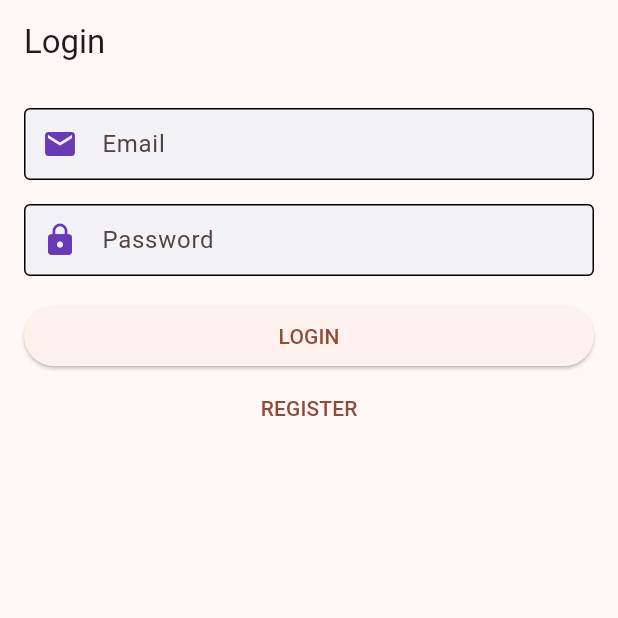
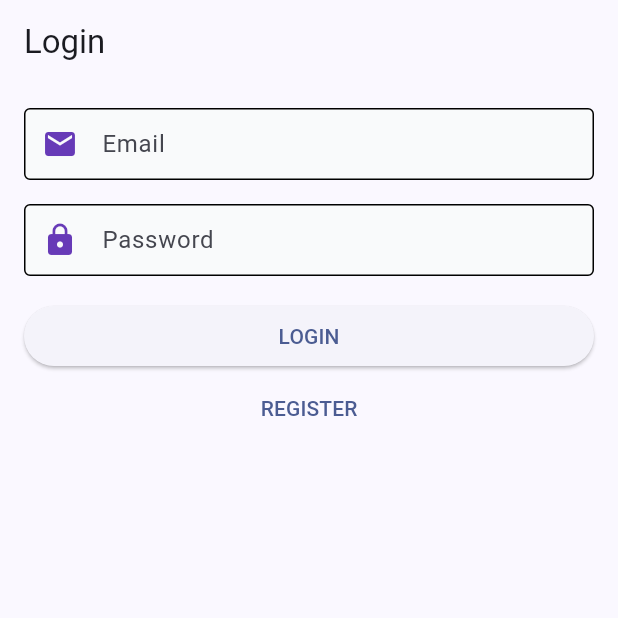
Before and after one commit to vastellorde/my_messenger, a Flutter app: the screen it shows after launch, on a phone screen of 412 x 824 dp, the top half of it. Run offline on Flutter 3.47's test engine with Material 3 defaults, Android fonts, the light colour scheme and no system bars; our stand-ins replace auto_route, cloud_firestore, dio, firebase_auth, firebase_core, flutter_bloc and 6 more; missing offline and left inert: talker_bloc_logger, talker_dio_logger, theme_tailor_annotation; accounts and stored records are empty; generated files the repository leaves out were written again; statements that could not run were skipped.

Commit message:
feat(my_messenger): init theme

```diff
--- a/lib/app/app.dart
+++ b/lib/app/app.dart
@@ -4,8 +4,10 @@ import 'package:flutter/material.dart';
 import 'package:flutter_bloc/flutter_bloc.dart';
 import 'package:get_it/get_it.dart';
 import 'package:my_messenger/app/router/router.dart';
-import 'package:my_messenger/app/theme/app_colors.dart';
+import 'package:my_messenger/app/theme/app_theme_data.dart';
+import 'package:my_messenger/app/theme/app_theme_notifier.dart';
 import 'package:my_messenger/features/profile/presentation/state/profile_bloc.dart';
+import 'package:provider/provider.dart';
 import 'package:talker_flutter/talker_flutter.dart';
 
 class App extends StatelessWidget {
@@ -13,43 +15,17 @@ class App extends StatelessWidget {
 
   @override
   Widget build(BuildContext context) {
-    return BlocProvider<ProfileBloc>(
+    return ChangeNotifierProvider(
+      create: (_) => AppThemeNofifier(),
+      child: BlocProvider<ProfileBloc>(
         create: (context) => GetIt.I.get()..add(const ProfileEvent.init()),
         lazy: false,
-      child: MaterialApp.router(
-        theme: ThemeData(
-            colorScheme: ColorScheme.fromSeed(
-              seedColor: AppColors.primary,
-              secondary: AppColors.secondary,
-              background: AppColors.background,
-            ),
-            inputDecorationTheme: InputDecorationTheme(
-              fillColor: AppColors.background,
-              filled: true,
-              contentPadding:
-                  const EdgeInsets.symmetric(vertical: 12, horizontal: 14),
-              border: OutlineInputBorder(
-                borderRadius: BorderRadius.circular(30),
-                borderSide: const BorderSide(
-                    width: 1,
-                    color: AppColors.background,
-                    style: BorderStyle.none),
-              ),
-              enabledBorder: OutlineInputBorder(
-                borderRadius: BorderRadius.circular(30),
-                borderSide: const BorderSide(
-                    width: 0,
-                    color: AppColors.background,
-                    style: BorderStyle.none),
-              ),
-              focusedBorder: OutlineInputBorder(
-                borderRadius: BorderRadius.circular(30),
-                borderSide: const BorderSide(
-                    width: 0,
-                    color: AppColors.background,
-                    style: BorderStyle.none),
-              ),
-            )),
+        child: Consumer<AppThemeNofifier>(
+          builder: (context, theme, _) {
+            return MaterialApp.router(
+              themeMode: theme.mode,
+              theme: AppThemeData.light,
+              darkTheme: AppThemeData.dark,
               routerConfig: GetIt.I.get<AppRouter>().config(
                     navigatorObservers: () => [
                       TalkerRouteObserver(
@@ -60,6 +36,9 @@ class App extends StatelessWidget {
                       FirebaseAuth.instance.userChanges().distinct(),
                     ),
                   ),
+            );
+          },
+        ),
       ),
     );
   }
--- a/lib/app/theme/app_colors.dart
+++ b/lib/app/theme/app_colors.dart
@@ -1,9 +1,11 @@
 import 'package:flutter/material.dart';
 
 abstract final class AppColors {
-  static const primary = Color(0xFFFF5500);
-  static const secondary = Color(0xFFA5F469);
-  static const gray = Color(0xFF8F8F8F);
-  static const black = Color(0xFF0D0B0C);
-  static const background = Color(0xFFF3F3F7);
+  static const primary = Color(0xFF005ff9);
+  static const secondary = Color(0xFFa5f469);
+  static const white = Colors.white;
+  static const gray = Color(0xFFb0b0b0);
+  static const black = Color(0xFF19191a);
+  static const background = Color(0xFFf9fafb);
+  static const graySecondary = Color(0xFFeff1f4);
 }
--- /dev/null
+++ b/lib/app/theme/app_theme.tailor.dart
@@ -0,0 +1,186 @@
+// coverage:ignore-file
+// GENERATED CODE - DO NOT MODIFY BY HAND
+// ignore_for_file: type=lint, unused_element, unnecessary_cast
+
+part of 'app_theme.dart';
+
+// **************************************************************************
+// TailorAnnotationsGenerator
+// **************************************************************************
+
+class AppTheme extends ThemeExtension<AppTheme> {
+  const AppTheme({
+    required this.background,
+    required this.black,
+    required this.body,
+    required this.caption,
+    required this.gray,
+    required this.graySecondary,
+    required this.h1,
+    required this.h2,
+    required this.h3,
+    required this.h4,
+    required this.h5,
+    required this.primary,
+    required this.secondary,
+    required this.white,
+  });
+
+  final Color background;
+  final Color black;
+  final TextStyle body;
+  final TextStyle caption;
+  final Color gray;
+  final Color graySecondary;
+  final TextStyle h1;
+  final TextStyle h2;
+  final TextStyle h3;
+  final TextStyle h4;
+  final TextStyle h5;
+  final Color primary;
+  final Color secondary;
+  final Color white;
+
+  static final AppTheme light = AppTheme(
+    background: $_AppTheme.background[0],
+    black: $_AppTheme.black[0],
+    body: $_AppTheme.body[0],
+    caption: $_AppTheme.caption[0],
+    gray: $_AppTheme.gray[0],
+    graySecondary: $_AppTheme.graySecondary[0],
+    h1: $_AppTheme.h1[0],
+    h2: $_AppTheme.h2[0],
+    h3: $_AppTheme.h3[0],
+    h4: $_AppTheme.h4[0],
+    h5: $_AppTheme.h5[0],
+    primary: $_AppTheme.primary[0],
+    secondary: $_AppTheme.secondary[0],
+    white: $_AppTheme.white[0],
+  );
+
+  static final AppTheme dark = AppTheme(
+    background: $_AppTheme.background[1],
+    black: $_AppTheme.black[1],
+    body: $_AppTheme.body[1],
+    caption: $_AppTheme.caption[1],
+    gray: $_AppTheme.gray[1],
+    graySecondary: $_AppTheme.graySecondary[1],
+    h1: $_AppTheme.h1[1],
+    h2: $_AppTheme.h2[1],
+    h3: $_AppTheme.h3[1],
+    h4: $_AppTheme.h4[1],
+    h5: $_AppTheme.h5[1],
+    primary: $_AppTheme.primary[1],
+    secondary: $_AppTheme.secondary[1],
+    white: $_AppTheme.white[1],
+  );
+
+  static final themes = [
+    light,
+    dark,
+  ];
+
+  @override
+  AppTheme copyWith({
+    Color? background,
+    Color? black,
+    TextStyle? body,
+    TextStyle? caption,
+    Color? gray,
+    Color? graySecondary,
+    TextStyle? h1,
+    TextStyle? h2,
+    TextStyle? h3,
+    TextStyle? h4,
+    TextStyle? h5,
+    Color? primary,
+    Color? secondary,
+    Color? white,
+  }) {
+    return AppTheme(
+      background: background ?? this.background,
+      black: black ?? this.black,
+      body: body ?? this.body,
+      caption: caption ?? this.caption,
+      gray: gray ?? this.gray,
+      graySecondary: graySecondary ?? this.graySecondary,
+      h1: h1 ?? this.h1,
+      h2: h2 ?? this.h2,
+      h3: h3 ?? this.h3,
+      h4: h4 ?? this.h4,
+      h5: h5 ?? this.h5,
+      primary: primary ?? this.primary,
+      secondary: secondary ?? this.secondary,
+      white: white ?? this.white,
+    );
+  }
+
+  @override
+  AppTheme lerp(covariant ThemeExtension<AppTheme>? other, double t) {
+    if (other is! AppTheme) return this as AppTheme;
+    return AppTheme(
+      background: Color.lerp(background, other.background, t)!,
+      black: Color.lerp(black, other.black, t)!,
+      body: TextStyle.lerp(body, other.body, t)!,
+      caption: TextStyle.lerp(caption, other.caption, t)!,
+      gray: Color.lerp(gray, other.gray, t)!,
+      graySecondary: Color.lerp(graySecondary, other.graySecondary, t)!,
+      h1: TextStyle.lerp(h1, other.h1, t)!,
+      h2: TextStyle.lerp(h2, other.h2, t)!,
+      h3: TextStyle.lerp(h3, other.h3, t)!,
+      h4: TextStyle.lerp(h4, other.h4, t)!,
+      h5: TextStyle.lerp(h5, other.h5, t)!,
+      primary: Color.lerp(primary, other.primary, t)!,
+      secondary: Color.lerp(secondary, other.secondary, t)!,
+      white: Color.lerp(white, other.white, t)!,
+    );
+  }
+
+  @override
+  bool operator ==(Object other) {
+    return identical(this, other) ||
+        (other.runtimeType == runtimeType &&
+            other is AppTheme &&
+            const DeepCollectionEquality()
+                .equals(background, other.background) &&
+            const DeepCollectionEquality().equals(black, other.black) &&
+            const DeepCollectionEquality().equals(body, other.body) &&
+            const DeepCollectionEquality().equals(caption, other.caption) &&
+            const DeepCollectionEquality().equals(gray, other.gray) &&
+            const DeepCollectionEquality()
+                .equals(graySecondary, other.graySecondary) &&
+            const DeepCollectionEquality().equals(h1, other.h1) &&
+            const DeepCollectionEquality().equals(h2, other.h2) &&
+            const DeepCollectionEquality().equals(h3, other.h3) &&
+            const DeepCollectionEquality().equals(h4, other.h4) &&
+            const DeepCollectionEquality().equals(h5, other.h5) &&
+            const DeepCollectionEquality().equals(primary, other.primary) &&
+            const DeepCollectionEquality().equals(secondary, other.secondary) &&
+            const DeepCollectionEquality().equals(white, other.white));
+  }
+
+  @override
+  int get hashCode {
+    return Object.hash(
+      runtimeType.hashCode,
+      const DeepCollectionEquality().hash(background),
+      const DeepCollectionEquality().hash(black),
+      const DeepCollectionEquality().hash(body),
+      const DeepCollectionEquality().hash(caption),
+      const DeepCollectionEquality().hash(gray),
+      const DeepCollectionEquality().hash(graySecondary),
+      const DeepCollectionEquality().hash(h1),
+      const DeepCollectionEquality().hash(h2),
+      const DeepCollectionEquality().hash(h3),
+      const DeepCollectionEquality().hash(h4),
+      const DeepCollectionEquality().hash(h5),
+      const DeepCollectionEquality().hash(primary),
+      const DeepCollectionEquality().hash(secondary),
+      const DeepCollectionEquality().hash(white),
+    );
+  }
+}
+
+extension AppThemeBuildContext on BuildContext {
+  AppTheme get appTheme => Theme.of(this).extension<AppTheme>()!;
+}
--- /dev/null
+++ b/lib/app/theme/app_theme_data.dart
@@ -0,0 +1,77 @@
+import 'package:flutter/material.dart';
+import 'package:my_messenger/app/theme/app_theme.dart';
+
+abstract final class AppThemeData {
+  static final light = ThemeData(
+    brightness: Brightness.light,
+    extensions: [AppTheme.light],
+    colorScheme: ColorScheme.fromSeed(
+      brightness: Brightness.light,
+      seedColor: AppTheme.light.primary,
+      secondary: AppTheme.light.secondary,
+      background: AppTheme.light.background,
+    ),
+    inputDecorationTheme: InputDecorationTheme(
+      fillColor: AppTheme.light.background,
+      filled: true,
+      contentPadding: const EdgeInsets.symmetric(vertical: 12, horizontal: 14),
+      border: OutlineInputBorder(
+        borderRadius: BorderRadius.circular(30),
+        borderSide: BorderSide(
+            width: 1,
+            color: AppTheme.light.background,
+            style: BorderStyle.none),
+      ),
+      enabledBorder: OutlineInputBorder(
+        borderRadius: BorderRadius.circular(30),
+        borderSide: BorderSide(
+            width: 0,
+            color: AppTheme.light.background,
+            style: BorderStyle.none),
+      ),
+      focusedBorder: OutlineInputBorder(
+        borderRadius: BorderRadius.circular(30),
+        borderSide: BorderSide(
+            width: 0,
+            color: AppTheme.light.background,
+            style: BorderStyle.none),
+      ),
+    ),
+  );
+  static final dark = ThemeData(
+    brightness: Brightness.dark,
+    extensions: [AppTheme.dark],
+    colorScheme: ColorScheme.fromSeed(
+      brightness: Brightness.dark,
+      seedColor: AppTheme.light.primary,
+      secondary: AppTheme.light.secondary,
+      background: AppTheme.light.background,
+    ),
+    inputDecorationTheme: InputDecorationTheme(
+      fillColor: AppTheme.light.background,
+      filled: true,
+      contentPadding: const EdgeInsets.symmetric(vertical: 12, horizontal: 14),
+      border: OutlineInputBorder(
+        borderRadius: BorderRadius.circular(30),
+        borderSide: BorderSide(
+            width: 1,
+            color: AppTheme.light.background,
+            style: BorderStyle.none),
+      ),
+      enabledBorder: OutlineInputBorder(
+        borderRadius: BorderRadius.circular(30),
+        borderSide: BorderSide(
+            width: 0,
+            color: AppTheme.light.background,
+            style: BorderStyle.none),
+      ),
+      focusedBorder: OutlineInputBorder(
+        borderRadius: BorderRadius.circular(30),
+        borderSide: BorderSide(
+            width: 0,
+            color: AppTheme.light.background,
+            style: BorderStyle.none),
+      ),
+    ),
+  );
+}
--- /dev/null
+++ b/lib/app/theme/app_theme_notifier.dart
@@ -0,0 +1,11 @@
+import 'package:flutter/material.dart';
+
+class AppThemeNofifier extends ChangeNotifier {
+  ThemeMode _mode = ThemeMode.light;
+  ThemeMode get mode => _mode;
+
+  void toggleTheme() {
+    _mode = _mode == ThemeMode.light ? ThemeMode.dark : ThemeMode.light;
+    notifyListeners();
+  }
+}
--- a/pubspec.yaml
+++ b/pubspec.yaml
@@ -40,6 +40,7 @@ dependencies:
   flutter_secure_storage: ^9.0.0
   freezed_annotation: ^2.4.1
   get_it: ^7.6.4
+  google_fonts: ^6.1.0
   injectable: ^2.3.2
   intl: ^0.18.1
   json_annotation: ^4.8.1
@@ -51,6 +52,7 @@ dependencies:
   talker_bloc_logger: ^2.2.1
   talker_dio_logger: ^2.3.1
   talker_flutter: ^3.5.4
+  theme_tailor_annotation: ^2.0.2
 
 dev_dependencies:
   auto_route_generator: ^7.3.2
@@ -61,6 +63,7 @@ dev_dependencies:
   freezed: ^2.4.5
   injectable_generator: ^2.4.1
   json_serializable: ^6.7.1
+  theme_tailor: ^2.0.2
 
 # For information on the generic Dart part of this file, see the
 # following page: https://dart.dev/tools/pub/pubspec
```
Also changed, not shown: lib/app/theme/app_theme.dart (added, +129 -0 lines), pubspec.lock. Lines whose indentation alone changed are shown as unchanged.
